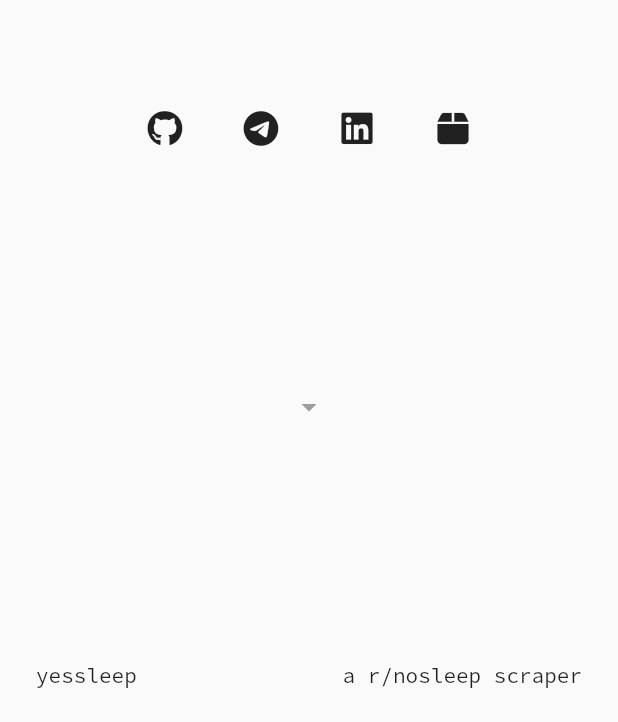
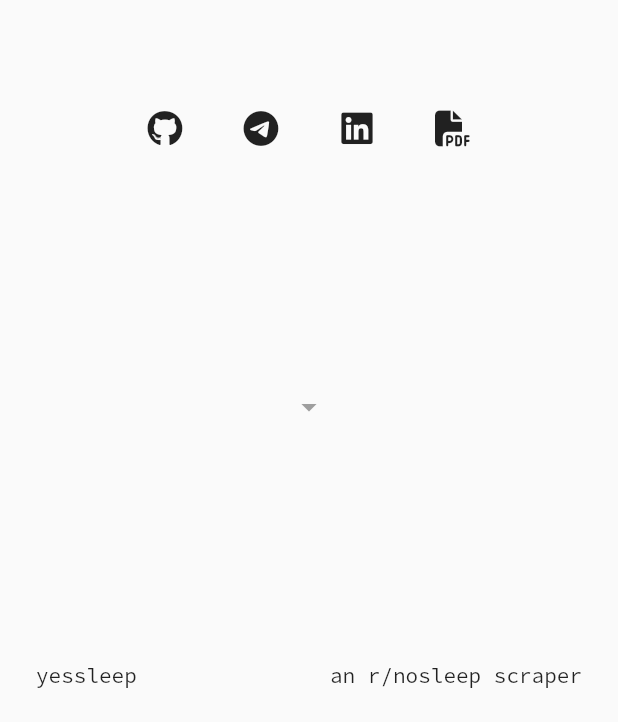
Before and after one commit to tytydraco/tytydraco_xyz, a Flutter app: the screen it shows after launch, scrolled down 66 dp, on a phone screen of 412 x 824 dp. Shown: the part 511-1233 px from the top of the screen. Run offline on Flutter 3.47's test engine with Material 2 defaults, Android fonts, the phone set to English and light mode, and no system bars; our stand-ins replace font_awesome_flutter.

Commit message:
Add resume, remove dart packages, update yessleep label
Signed-off-by: Tyler Nijmeh <tylernij@gmail.com>

```diff
--- a/lib/src/config.dart
+++ b/lib/src/config.dart
@@ -43,11 +43,11 @@ const List<LinkModel> links = [
   ),
   LinkModel(
     iconData: FontAwesomeIcons.linkedin,
-    url: 'https://www.linkedin.com/in/tyler-nijmeh',
+    url: 'https://linkedin.com/in/tyler-nijmeh',
   ),
   LinkModel(
-    iconData: FontAwesomeIcons.box,
-    url: 'https://pub.dev/publishers/tytydraco.xyz/packages',
+    iconData: FontAwesomeIcons.solidFilePdf,
+    url: 'https://github.com/tytydraco/tytydraco_xyz/blob/main/assets/resume.pdf',
   ),
 ];
 
@@ -56,7 +56,7 @@ const List<LinkModel> links = [
 const List<SubpageModel> subpages = [
   SubpageModel(
     name: 'yessleep',
-    description: 'a r/nosleep scraper',
+    description: 'an r/nosleep scraper',
     url: 'https://yessleep.tytydraco.xyz',
   ),
 ];
```
Also changed, not shown: 1 other file.
